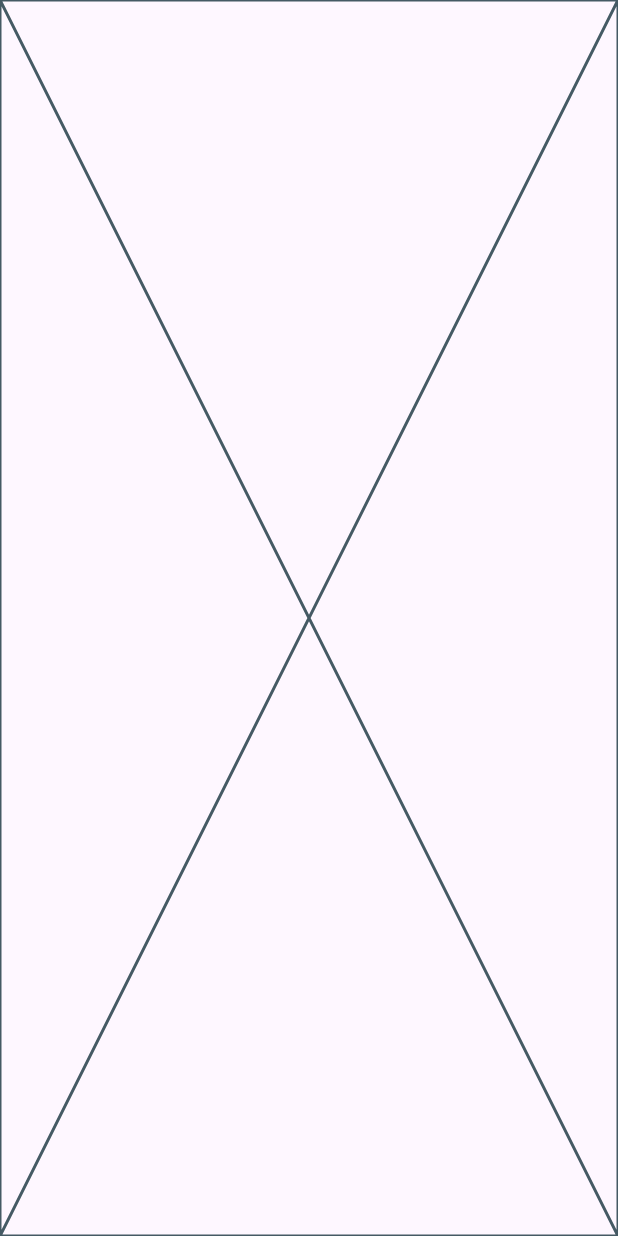
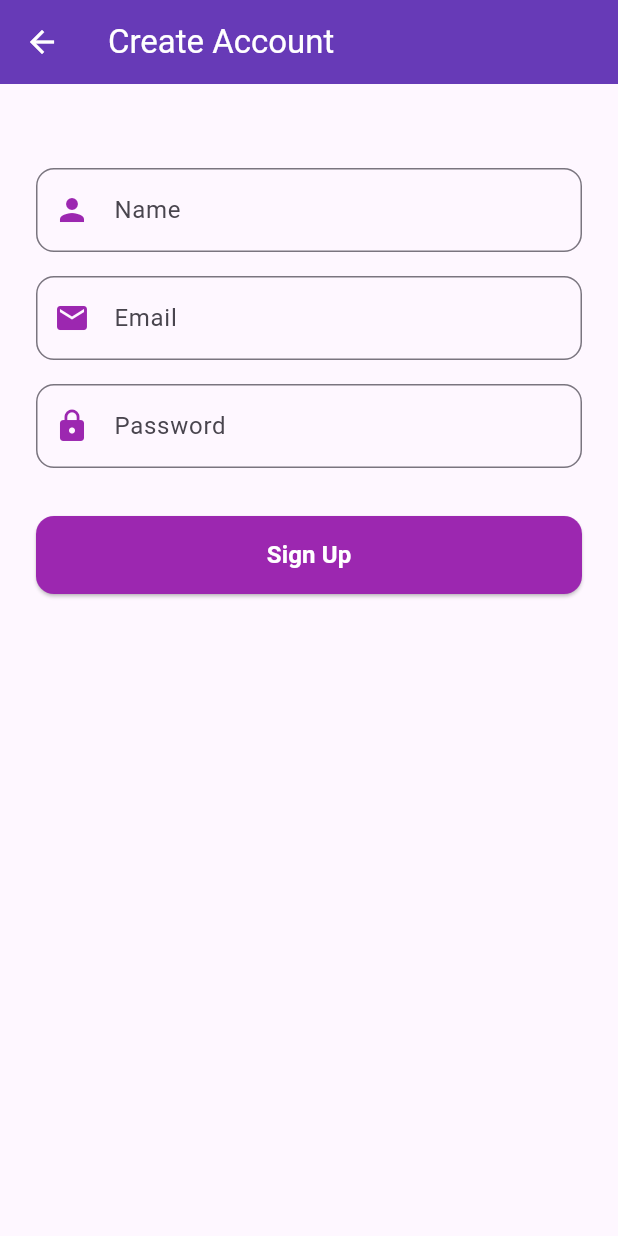
Before and after one commit to AhmedMahmoud2024/firebase_authentication_and_database, a Flutter app: the SignupScreen screen opened directly, on a phone screen of 412 x 824 dp. Run offline on Flutter 3.47's test engine with Material 3 defaults, Android fonts, the phone set to English and light mode, and no system bars; our stand-ins replace cloud_firestore, firebase_auth, firebase_core; accounts and stored records are empty; generated files the repository leaves out were written again.

Commit message:
feat:implemented signup screen ui

```diff
--- a/lib/screens/signup_screen.dart
+++ b/lib/screens/signup_screen.dart
@@ -1,5 +1,7 @@
 import 'package:firebase_authentication_and_database/services/firebase_auth_service.dart';
 import 'package:firebase_authentication_and_database/services/firestore_service.dart';
+import 'package:firebase_authentication_and_database/widgets/custom_button.dart';
+import 'package:firebase_authentication_and_database/widgets/custom_text_field.dart';
 import 'package:flutter/material.dart';
 
 class SignupScreen extends StatefulWidget {
@@ -68,6 +70,28 @@ final credrntial= await _authService.singUpWithEmailAndPassword(
 
   @override
   Widget build(BuildContext context) {
-    return const Placeholder();
+    return Scaffold(
+      appBar: AppBar(
+        title: const Text('Create Account'),
+        backgroundColor:Colors.deepPurple,
+        foregroundColor:Colors.white ),
+        body: Padding(
+          padding:const EdgeInsets.all(24) ,
+          child: SingleChildScrollView(
+            child: Column(
+              children: [
+                const SizedBox(height: 32,),
+                CustomTextField(controller: _nameController, labelText: 'Name', prefixIcon: Icons.person),
+                const SizedBox(height: 16,),
+                CustomTextField(controller: _emailController, labelText: 'Email', prefixIcon: Icons.email),
+                const SizedBox(height: 16,),
+                CustomTextField(controller: _passwordController, labelText: 'Password', prefixIcon: Icons.lock),
+                const SizedBox(height: 32,),
+              CustomButton(text: 'Sign Up', onPressed: signUp)
+              ],
+            ),
+          ),
+          ),
+    );
   }
 }
```
